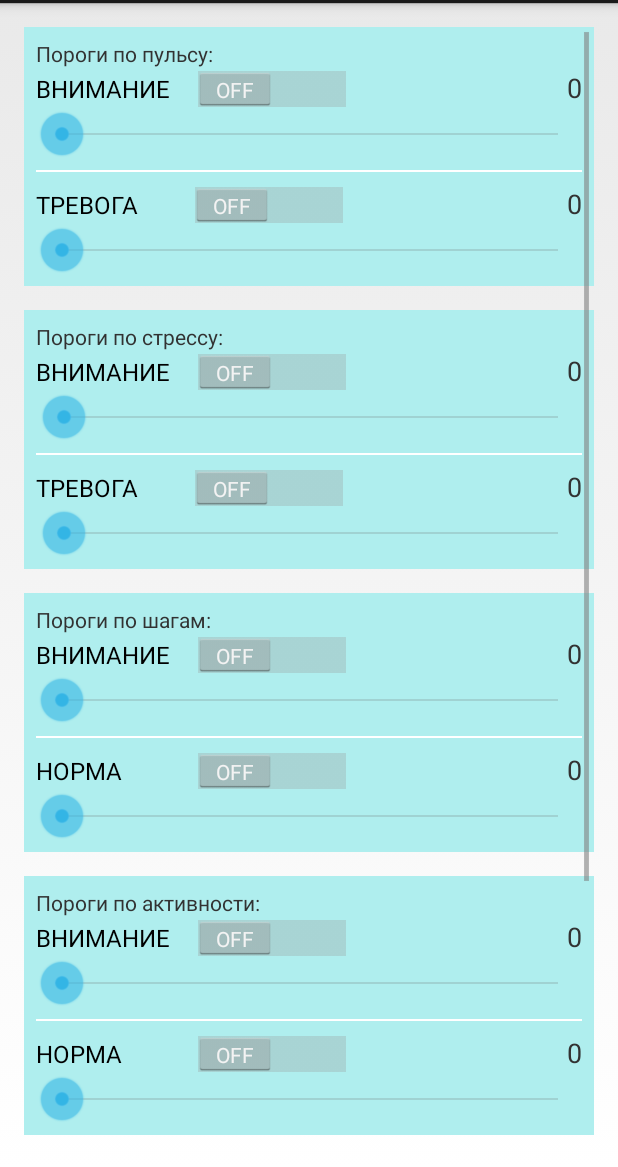
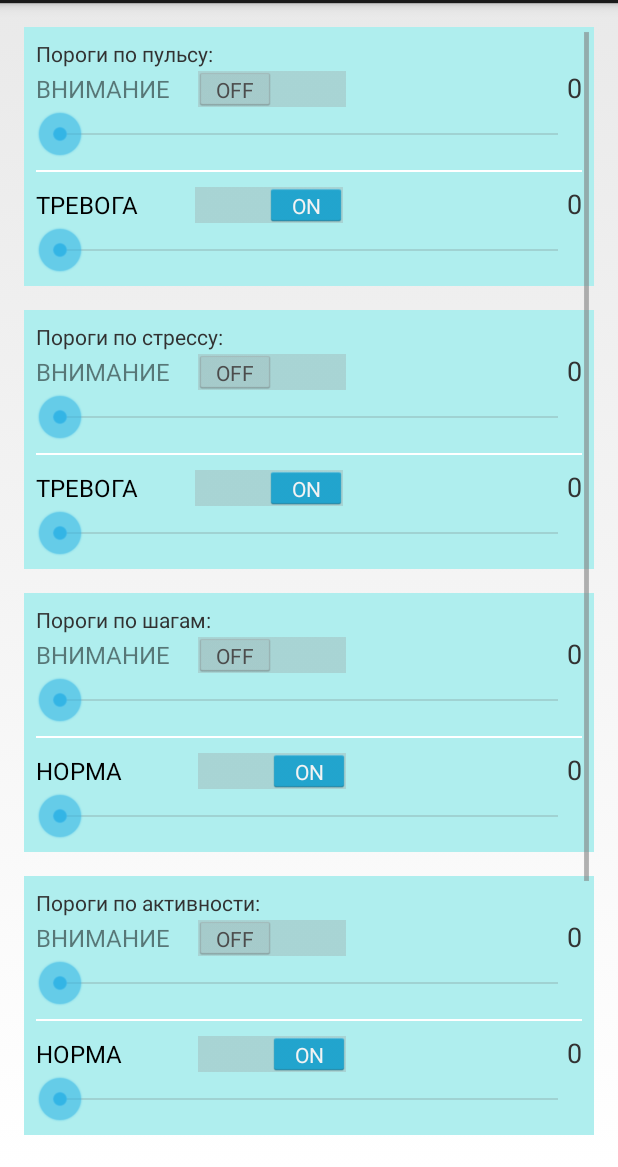
Before and after one commit to Svyatozar/EmoTracker, an Android app: the fragment FragmentSettings shown on its own in the app's theme, on a phone screen of 412 x 824 dp, the part 69-1236 px from its top. Run offline under Robolectric (Android 15) with nearby library versions, the phone set to English and light mode, and no system bars; our stand-ins replace Volley; network calls fail.

Commit message:
Мелкие доработки по настройкам

```diff
--- a/app/src/main/java/ru/hyperboloid/emotracker/fragments/FragmentSettings.java
+++ b/app/src/main/java/ru/hyperboloid/emotracker/fragments/FragmentSettings.java
@@ -8,7 +8,6 @@
 import android.view.View;
 import android.view.ViewGroup;
 import android.widget.CompoundButton;
-import android.widget.ListView;
 import android.widget.SeekBar;
 import android.widget.Switch;
 import android.widget.TextView;
@@ -16,7 +15,7 @@
 
 import ru.hyperboloid.emotracker.ApplicationWrapper;
 import ru.hyperboloid.emotracker.R;
-import ru.hyperboloid.emotracker.adapters.EventsAdapter;
+import ru.hyperboloid.emotracker.util.SettingsProvider;
 
 /**
  * Фрагмент с настройками
@@ -126,12 +125,58 @@
         connectTextToSeekBar(timeStepSeekBar, timeStepText);
         // NEXT BLOCK
         autoEventsSwitch = (Switch)rootView.findViewById(R.id.autoEventsSwitch);
+
         soundButton = (ToggleButton)rootView.findViewById(R.id.soundButton);
         vibroButton = (ToggleButton)rootView.findViewById(R.id.vibroButton);
 
         /**
          * Конец инициализации
          */
+
+        initSavedState(pulseAttentionSwitch);
+        initSavedState(stressAttentionSwitch);
+        initSavedState(stepAttentionSwitch);
+        initSavedState(activityAttentionSwitch);
+
+        timeStepSeekBar.setProgress(ApplicationWrapper.getSettingsProvider().getThresholdValue(SettingsProvider.TIME_STEP_VALUE));
+
+        autoEventsSwitch.setOnCheckedChangeListener(new CompoundButton.OnCheckedChangeListener()
+        {
+            @Override
+            public void onCheckedChanged(CompoundButton compoundButton, boolean b)
+            {
+                soundButton.setEnabled(b);
+                vibroButton.setEnabled(b);
+
+                onCheckListener(compoundButton, b);
+            }
+        });
+
+        boolean isAutoEventsEnabled = ApplicationWrapper.getSettingsProvider().getSwitcherState(SettingsProvider.AUTO_EVENTS_SWITCHER_STATE);
+        autoEventsSwitch.setChecked(isAutoEventsEnabled);
+        soundButton.setEnabled(isAutoEventsEnabled);
+        vibroButton.setEnabled(isAutoEventsEnabled);
+
+        soundButton.setChecked(ApplicationWrapper.getSettingsProvider().getSwitcherState(SettingsProvider.IS_SOUND_USED));
+        vibroButton.setChecked(ApplicationWrapper.getSettingsProvider().getSwitcherState(SettingsProvider.IS_VIBRO_USED));
+
+        soundButton.setOnCheckedChangeListener(new CompoundButton.OnCheckedChangeListener()
+        {
+            @Override
+            public void onCheckedChanged(CompoundButton compoundButton, boolean b)
+            {
+                ApplicationWrapper.getSettingsProvider().writeSwitcherState(SettingsProvider.IS_SOUND_USED, b);
+            }
+        });
+
+        vibroButton.setOnCheckedChangeListener(new CompoundButton.OnCheckedChangeListener()
+        {
+            @Override
+            public void onCheckedChanged(CompoundButton compoundButton, boolean b)
+            {
+                ApplicationWrapper.getSettingsProvider().writeSwitcherState(SettingsProvider.IS_VIBRO_USED,b);
+            }
+        });
 
         return rootView;
     }
@@ -200,7 +245,41 @@
             {
                 switch (seekBar.getId())
                 {
+                    case R.id.pulseAttentionSeekBar:
+                        ApplicationWrapper.getSettingsProvider().writeThresholdValue(SettingsProvider.PULSE_ATTENTION_VALUE, Integer.valueOf(textView.getText().toString()));
+                        break;
 
+                    case R.id.pulseAlertSeekBar:
+                        ApplicationWrapper.getSettingsProvider().writeThresholdValue(SettingsProvider.PULSE_ALERT_VALUE, Integer.valueOf(textView.getText().toString()));
+                        break;
+
+                    case R.id.stressAttentionSeekBar:
+                        ApplicationWrapper.getSettingsProvider().writeThresholdValue(SettingsProvider.STRESS_ATTENTION_VALUE, Integer.valueOf(textView.getText().toString()));
+                        break;
+
+                    case R.id.stressAlertSeekBar:
+                        ApplicationWrapper.getSettingsProvider().writeThresholdValue(SettingsProvider.STRESS_ALERT_VALUE, Integer.valueOf(textView.getText().toString()));
+                        break;
+
+                    case R.id.stepAttentionSeekBar:
+                        ApplicationWrapper.getSettingsProvider().writeThresholdValue(SettingsProvider.STEP_ATTENTION_VALUE, Integer.valueOf(textView.getText().toString()));
+                        break;
+
+                    case R.id.stepNormSeekBar:
+                        ApplicationWrapper.getSettingsProvider().writeThresholdValue(SettingsProvider.STEP_NORMAL_VALUE, Integer.valueOf(textView.getText().toString()));
+                        break;
+
+                    case R.id.activityAttentionSeekBar:
+                        ApplicationWrapper.getSettingsProvider().writeThresholdValue(SettingsProvider.ACTIVITY_ATTENTION_VALUE, Integer.valueOf(textView.getText().toString()));
+                        break;
+
+                    case R.id.activityNormSeekBar:
+                        ApplicationWrapper.getSettingsProvider().writeThresholdValue(SettingsProvider.ACTIVITY_NORMAL_VALUE, Integer.valueOf(textView.getText().toString()));
+                        break;
+
+                    case R.id.timeStepSeekBar:
+                        ApplicationWrapper.getSettingsProvider().writeThresholdValue(SettingsProvider.TIME_STEP_VALUE, Integer.valueOf(textView.getText().toString()));
+                        break;
                 }
             }
         });
@@ -210,7 +289,71 @@
     {
         switch (checker.getId())
         {
+            case R.id.pulseAttentionSwitch:
+                ApplicationWrapper.getSettingsProvider().writeSwitcherState(SettingsProvider.PULSE_SWITCHER_STATE, isChecked);
+                break;
 
+            case R.id.pulseAlertSwitch:
+                ApplicationWrapper.getSettingsProvider().writeSwitcherState(SettingsProvider.PULSE_SWITCHER_STATE, isChecked);
+                break;
+
+            case R.id.stressAttentionSwitch:
+                ApplicationWrapper.getSettingsProvider().writeSwitcherState(SettingsProvider.STRESS_SWITCHER_STATE, isChecked);
+                break;
+
+            case R.id.stressAlertSwitch:
+                ApplicationWrapper.getSettingsProvider().writeSwitcherState(SettingsProvider.STRESS_SWITCHER_STATE, isChecked);
+                break;
+
+            case R.id.stepAttentionSwitch:
+                ApplicationWrapper.getSettingsProvider().writeSwitcherState(SettingsProvider.STEP_SWITCHER_STATE, isChecked);
+                break;
+
+            case R.id.stepNormSwitch:
+                ApplicationWrapper.getSettingsProvider().writeSwitcherState(SettingsProvider.STEP_SWITCHER_STATE, isChecked);
+                break;
+
+            case R.id.activityAttentionSwitch:
+                ApplicationWrapper.getSettingsProvider().writeSwitcherState(SettingsProvider.ACTIVITY_SWITCHER_STATE, isChecked);
+                break;
+
+            case R.id.activityNormSwitch:
+                ApplicationWrapper.getSettingsProvider().writeSwitcherState(SettingsProvider.ACTIVITY_SWITCHER_STATE, isChecked);
+                break;
+
+            case R.id.autoEventsSwitch:
+                ApplicationWrapper.getSettingsProvider().writeSwitcherState(SettingsProvider.AUTO_EVENTS_SWITCHER_STATE, isChecked);
+                break;
+        }
+    }
+
+    private void initSavedState(Switch switcher)
+    {
+        switch (switcher.getId())
+        {
+            case R.id.pulseAttentionSwitch:
+                switcher.setChecked(ApplicationWrapper.getSettingsProvider().getSwitcherState(SettingsProvider.PULSE_SWITCHER_STATE));
+                pulseAttentionSeekBar.setProgress(ApplicationWrapper.getSettingsProvider().getThresholdValue(SettingsProvider.PULSE_ATTENTION_VALUE));
+                pulseAlertSeekBar.setProgress(ApplicationWrapper.getSettingsProvider().getThresholdValue(SettingsProvider.PULSE_ALERT_VALUE));
+                break;
+
+            case R.id.stressAttentionSwitch:
+                switcher.setChecked(ApplicationWrapper.getSettingsProvider().getSwitcherState(SettingsProvider.STRESS_SWITCHER_STATE));
+                stressAttentionSeekBar.setProgress(ApplicationWrapper.getSettingsProvider().getThresholdValue(SettingsProvider.STRESS_ATTENTION_VALUE));
+                stressAlertSeekBar.setProgress(ApplicationWrapper.getSettingsProvider().getThresholdValue(SettingsProvider.STRESS_ALERT_VALUE));
+                break;
+
+            case R.id.stepAttentionSwitch:
+                switcher.setChecked(ApplicationWrapper.getSettingsProvider().getSwitcherState(SettingsProvider.STEP_SWITCHER_STATE));
+                stepAttentionSeekBar.setProgress(ApplicationWrapper.getSettingsProvider().getThresholdValue(SettingsProvider.STEP_ATTENTION_VALUE));
+                stepNormSeekBar.setProgress(ApplicationWrapper.getSettingsProvider().getThresholdValue(SettingsProvider.STEP_NORMAL_VALUE));
+                break;
+
+            case R.id.activityAttentionSwitch:
+                switcher.setChecked(ApplicationWrapper.getSettingsProvider().getSwitcherState(SettingsProvider.ACTIVITY_SWITCHER_STATE));
+                activityAttentionSeekBar.setProgress(ApplicationWrapper.getSettingsProvider().getThresholdValue(SettingsProvider.ACTIVITY_ATTENTION_VALUE));
+                activityNormSeekBar.setProgress(ApplicationWrapper.getSettingsProvider().getThresholdValue(SettingsProvider.ACTIVITY_NORMAL_VALUE));
+                break;
         }
     }
 
--- a/app/src/main/java/ru/hyperboloid/emotracker/util/SettingsProvider.java
+++ b/app/src/main/java/ru/hyperboloid/emotracker/util/SettingsProvider.java
@@ -32,6 +32,7 @@
 
     public static final String TIME_STEP_VALUE = "time_step";
 
+    public static final String AUTO_EVENTS_SWITCHER_STATE = "auto_ew_sw_state";
     public static final String IS_SOUND_USED = "is_sound";
     public static final String IS_VIBRO_USED = "is_vibro";
 
@@ -77,7 +78,7 @@
 
     public boolean getSwitcherState(String source)
     {
-        return sPref.getBoolean(source, true);
+        return sPref.getBoolean(source, false);
     }
 
     public void writeTimeStep(int step)
--- a/app/src/main/res/layout/fragment_settings.xml
+++ b/app/src/main/res/layout/fragment_settings.xml
@@ -37,6 +37,7 @@
                         android:id="@+id/pulseAttentionSwitch"
                         android:layout_width="wrap_content"
                         android:layout_height="wrap_content"
+                        android:checked="true"
                         android:text="ВНИМАНИЕ"/>
 
                     <TextView
@@ -70,6 +71,7 @@
 
                     <Switch
                         android:id="@+id/pulseAlertSwitch"
+                        android:enabled="false"
                         android:layout_width="wrap_content"
                         android:layout_height="wrap_content"
                         android:text="ТРЕВОГА     "/>
@@ -115,6 +117,7 @@
 
                     <Switch
                         android:id="@+id/stressAttentionSwitch"
+                        android:checked="true"
                         android:layout_width="wrap_content"
                         android:layout_height="wrap_content"
                         android:text="ВНИМАНИЕ"/>
@@ -150,6 +153,7 @@
 
                     <Switch
                         android:id="@+id/stressAlertSwitch"
+                        android:enabled="false"
                         android:layout_width="wrap_content"
                         android:layout_height="wrap_content"
                         android:text="ТРЕВОГА     "/>
@@ -193,6 +197,7 @@
 
                     <Switch
                         android:id="@+id/stepAttentionSwitch"
+                        android:checked="true"
                         android:layout_width="wrap_content"
                         android:layout_height="wrap_content"
                         android:text="ВНИМАНИЕ"/>
@@ -228,6 +233,7 @@
 
                     <Switch
                         android:id="@+id/stepNormSwitch"
+                        android:enabled="false"
                         android:layout_width="wrap_content"
                         android:layout_height="wrap_content"
                         android:text="НОРМА        "/>
@@ -272,6 +278,7 @@
 
                     <Switch
                         android:id="@+id/activityAttentionSwitch"
+                        android:checked="true"
                         android:layout_width="wrap_content"
                         android:layout_height="wrap_content"
                         android:text="ВНИМАНИЕ"/>
@@ -307,6 +314,7 @@
 
                     <Switch
                         android:id="@+id/activityNormSwitch"
+                        android:enabled="false"
                         android:layout_width="wrap_content"
                         android:layout_height="wrap_content"
                         android:text="НОРМА        "/>
```
